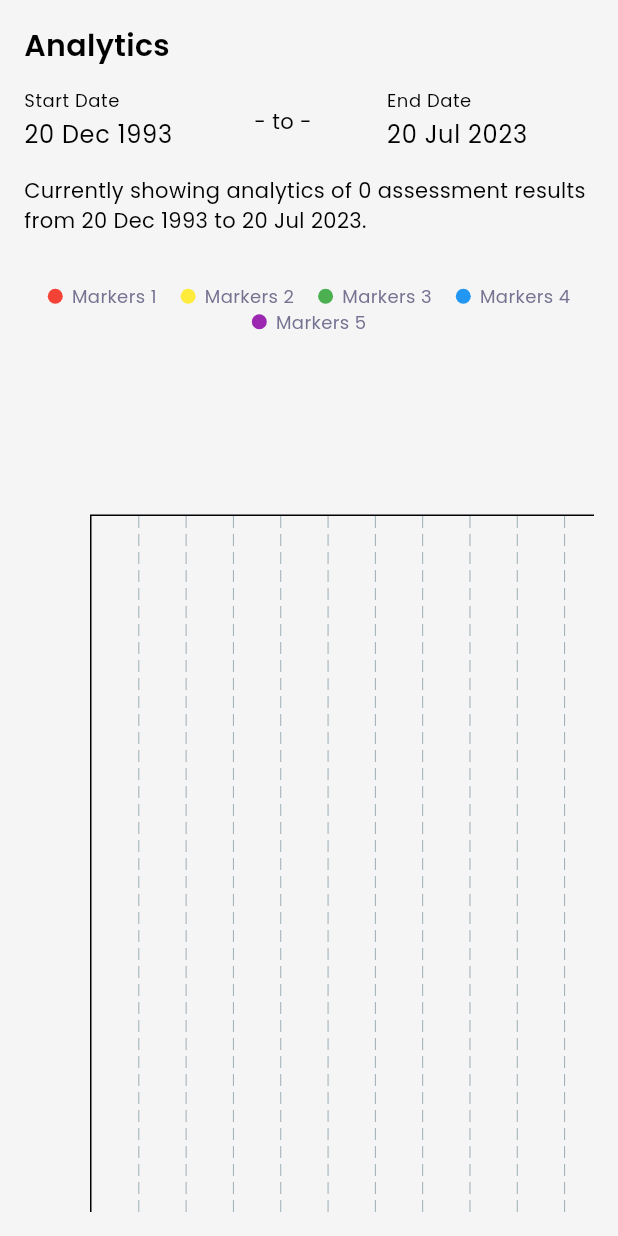
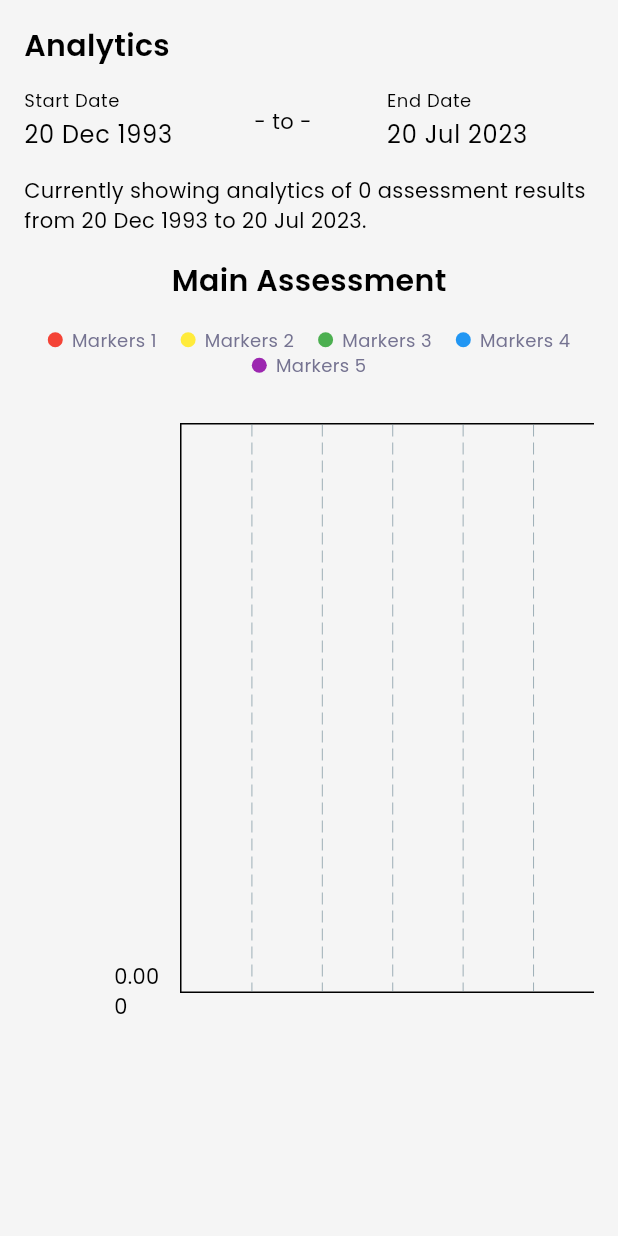
Before and after one commit to YosuaPWH/ts_one, a Flutter app: the AnalyticsScreen screen opened directly, on a phone screen of 412 x 824 dp. Run offline on Flutter 3.47's test engine with Material 2 defaults, Android fonts, the phone set to English and light mode, and no system bars; drawn by our look-alikes of fl_chart; our stand-ins replace cloud_firestore, email_validator, firebase_auth, firebase_core, firebase_storage, flutter_expandable_fab and 9 more; missing offline and left inert: googleapis, hand_signature; accounts and stored records are empty; generated files the repository leaves out were written again.

Commit message:
Update analytics_screen.dart

```diff
--- a/lib/presentation/view/analytics/analytics_screen.dart
+++ b/lib/presentation/view/analytics/analytics_screen.dart
@@ -104,6 +104,7 @@ class _AnalyticsScreenState extends State<AnalyticsScreen> {
       mapOfAssessmentVariableResultsCount.add({
         AssessmentVariables.keyId: assessmentVariable.id,
         AssessmentVariables.keyName: assessmentVariable.name,
+        AssessmentVariables.keyCategory: assessmentVariable.category,
         AssessmentVariables.keyTypeOfAssessment: assessmentVariable.typeOfAssessment,
         'Markers 1': 0,
         'Markers 2': 0,
@@ -342,10 +343,16 @@ class _AnalyticsScreenState extends State<AnalyticsScreen> {
                           chartLoading? const Center(
                             child: CircularProgressIndicator(),
                           ) : Padding(
-                            padding: const EdgeInsets.only(top: 32.0),
+                            padding: const EdgeInsets.only(top: 16.0),
                             child: Column(
                               children: [
-                                LegendsListWidget(
+                                Text(
+                                  'Main Assessment',
+                                  style: tsOneTextTheme.headlineLarge,
+                                ),
+                                Padding(
+                                  padding: const EdgeInsets.only(top: 16.0),
+                                  child: LegendsListWidget(
                                     legends: [
                                       Legend('Markers 1', Colors.red),
                                       Legend('Markers 2', Colors.yellow),
@@ -354,13 +361,14 @@ class _AnalyticsScreenState extends State<AnalyticsScreen> {
                                       Legend('Markers 5', Colors.purple),
                                     ],
                                   ),
+                                ),
                                 SingleChildScrollView(
                                   scrollDirection: Axis.horizontal,
                                   child: SizedBox(
-                                    width: 3200,
-                                    height: 1000,
+                                    width: 4800,
+                                    height: 600,
                                     child: Padding(
-                                      padding: const EdgeInsets.only(top: 120.0, bottom: 96.0),
+                                      padding: const EdgeInsets.only(top: 30.0, bottom: 30.0, left: 60.0),
                                       child: barChartMainAssessment,
                                     ),
                                   ),
@@ -395,14 +403,25 @@ class _AnalyticsScreenState extends State<AnalyticsScreen> {
                     return Padding(
                       padding: const EdgeInsets.only(top: 48.0),
                       child: Transform.translate(
-                        offset: const Offset(40, 20),
+                        offset: const Offset(-40, 10),
                         child: Transform.rotate(
-                          angle: -3.14 / 2,
+                          angle: -3.14 / 4,
                           child: SideTitleWidget(
                             axisSide: meta.axisSide,
-                            child: Text(
+                            child: Column(
+                              crossAxisAlignment: CrossAxisAlignment.center,
+                              children: [
+                                Text(
+                                  mapOfAssessmentVariableResultsCount[value.toInt()][AssessmentVariables.keyCategory],
+                                  style: const TextStyle(
+                                    fontSize: 10,
+                                    fontWeight: FontWeight.bold,
+                                  )
+                                ),
+                                Text(
                                   mapOfAssessmentVariableResultsCount[value.toInt()][AssessmentVariables.keyName],
-                              softWrap: true,
+                                )
+                              ],
                             ),
                           ),
                         )
@@ -423,11 +442,11 @@ class _AnalyticsScreenState extends State<AnalyticsScreen> {
           ),
         ),
         alignment: BarChartAlignment.center,
-        groupsSpace: 20,
+        groupsSpace: 52,
         barGroups: [
           for (var i = 0; i < mapOfAssessmentVariableResultsCount.length; i++)
             BarChartGroupData(
-              showingTooltipIndicators: mapOfAssessmentVariableResultsCount[i]['Name'],
+              // showingTooltipIndicators: mapOfAssessmentVariableResultsCount[i]['Name'],
               x: i,
               groupVertically: true,
               barRods: [
@@ -505,6 +524,7 @@ class _AnalyticsScreenState extends State<AnalyticsScreen> {
           enabled: true,
           touchTooltipData: BarTouchTooltipData(
             tooltipBgColor: Colors.blueGrey.withOpacity(0.8),
+            direction: TooltipDirection.bottom,
             getTooltipItem: (group, groupIndex, rod, rodIndex) {
               String variableName = mapOfAssessmentVariableResultsCount[group.x.toInt()][AssessmentVariables.keyName];
               String markerName = "";
@@ -520,7 +540,7 @@ class _AnalyticsScreenState extends State<AnalyticsScreen> {
                 markerName = "Markers 5";
               }
               return BarTooltipItem(
-                "$variableName\nTotal of $markerName: ${mapOfAssessmentVariableResultsCount[group.x.toInt()][markerName]}",
+                "$variableName\n$markerName: ${mapOfAssessmentVariableResultsCount[group.x.toInt()][markerName]}",
                 const TextStyle(color: Colors.white),
               );
             },
```
Lines whose indentation alone changed are shown as unchanged.
